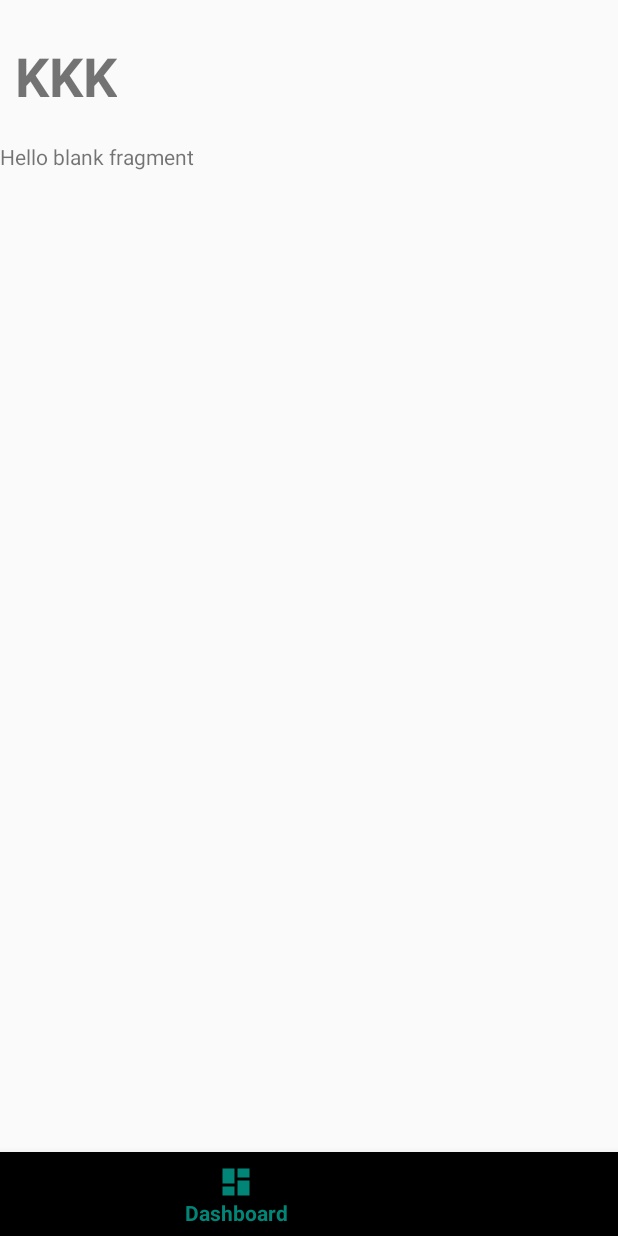
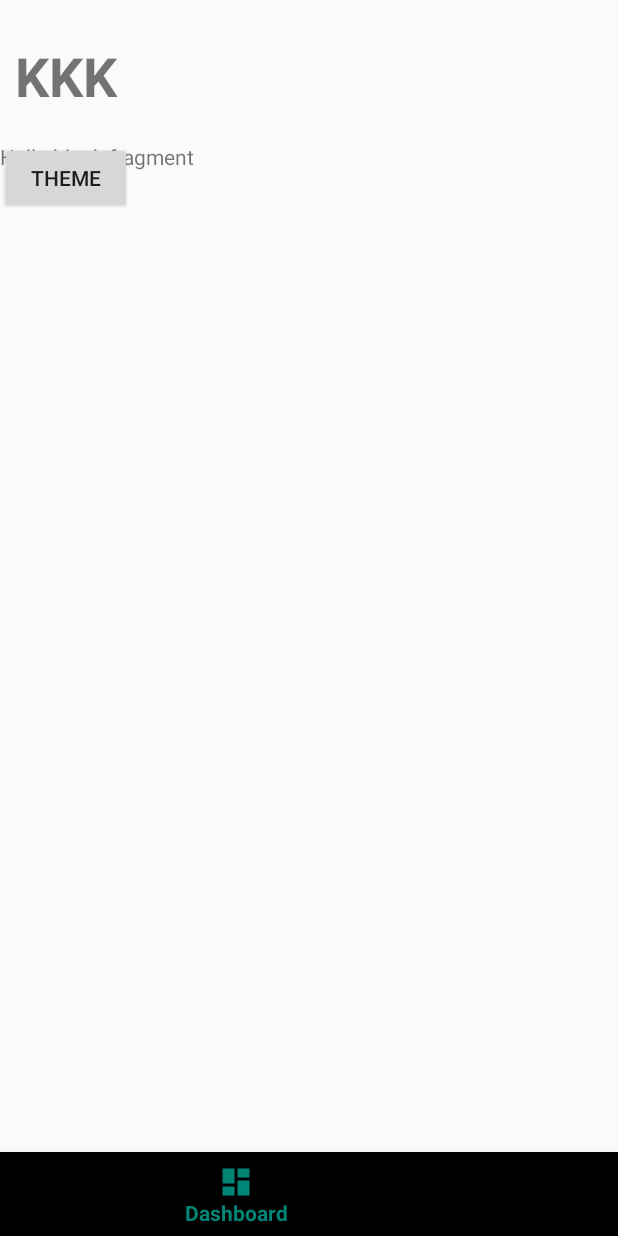
Before and after one commit to BonnyWang/PhotonLab-Android, an Android app: the Themes screen opened directly, with no data from a screen before it, item 2 of the bottom bar chosen, on a phone screen of 412 x 824 dp. Run offline under Robolectric (Android 15) with nearby library versions, the phone set to English and light mode, and no system bars.

Commit message:
Fragment Overlap problem solved Fragment Animation problem solved

```diff
--- a/app/src/main/java/com/example/myapplication/Themes.java
+++ b/app/src/main/java/com/example/myapplication/Themes.java
@@ -26,6 +26,8 @@ import android.view.LayoutInflater;
 import android.view.MenuItem;
 import android.view.View;
 import android.view.ViewGroup;
+import android.view.animation.Animation;
+import android.view.animation.AnimationUtils;
 import android.widget.Button;
 import android.widget.ImageView;
 import android.widget.LinearLayout;
@@ -55,6 +57,10 @@ public class Themes extends AppCompatActivity {
 
     //Fragment Test - Bonny
     Fragment fragment;
+    Fragment fragment_Theme;
+    Button buttontest;
+
+
 
 
     private BottomNavigationView.OnNavigationItemSelectedListener mOnNavigationItemSelectedListener
@@ -65,15 +71,20 @@ public class Themes extends AppCompatActivity {
             switch (item.getItemId()) {
                 case R.id.navigation_home:
                     //to_Main();
-                    fragment = new Fragment_Theme();
-                    FragmentManager fm = getSupportFragmentManager();
-                    FragmentTransaction ft = fm.beginTransaction();
-                    ft.replace(R.id.fgm_Theme, fragment);
-                    ft.commit();
+                    fragment_Theme = new Fragment_Theme();
+                    FragmentTransaction ft1 = getSupportFragmentManager().beginTransaction();
+                    ft1.setCustomAnimations(android.R.anim.slide_in_left, android.R.anim.slide_out_right);
+                    ft1.replace(R.id.fgm_Theme, fragment_Theme);
+                    ft1.commit();
                     mTextMessage.setText(R.string.title_home);
                     return true;
                 case R.id.navigation_dashboard:
                     mTextMessage.setText("KKK");
+                    fragment = new Fragment_Control();
+                    FragmentTransaction ft2 = getSupportFragmentManager().beginTransaction();
+                    ft2.setCustomAnimations(R.anim.slide_in_right, R.anim.slide_out_left);
+                    ft2.replace(R.id.fgm_Theme, fragment);
+                    ft2.commit();
                     return true;
                 case R.id.navigation_notifications:
                     mTextMessage.setText(R.string.title_notifications);
--- /dev/null
+++ b/app/src/main/res/anim/slide_in_right.xml
@@ -0,0 +1,7 @@
+<?xml version="1.0" encoding="utf-8"?>
+<set xmlns:android="http://schemas.android.com/apk/res/android">
+    <translate android:fromXDelta="50%p" android:toXDelta="0"
+        android:duration="@android:integer/config_mediumAnimTime"/>
+    <alpha android:fromAlpha="0.0" android:toAlpha="1.0"
+        android:duration="@android:integer/config_mediumAnimTime" />
+</set>
--- /dev/null
+++ b/app/src/main/res/anim/slide_out_left.xml
@@ -0,0 +1,7 @@
+<?xml version="1.0" encoding="utf-8"?>
+<set xmlns:android="http://schemas.android.com/apk/res/android">
+    <translate android:fromXDelta="0" android:toXDelta="-50%p"
+        android:duration="@android:integer/config_mediumAnimTime"/>
+    <alpha android:fromAlpha="1.0" android:toAlpha="0.0"
+        android:duration="@android:integer/config_mediumAnimTime" />
+</set>
--- a/app/src/main/res/layout/activity_themes.xml
+++ b/app/src/main/res/layout/activity_themes.xml
@@ -25,8 +25,8 @@ tools:context=".MainActivity">
             android:layout_height="match_parent"
             android:layout_above="@+id/nav_view">
 
-            <fragment
-                android:name = "com.example.myapplication.Fragment_Control"
+            <FrameLayout
+
                 android:id="@+id/fgm_Theme"
                 android:layout_width="match_parent"
                 android:layout_height="match_parent"
--- a/app/src/main/res/layout/fragment__control_layout.xml
+++ b/app/src/main/res/layout/fragment__control_layout.xml
@@ -7,8 +7,15 @@
 
     <!-- TODO: Update blank fragment layout -->
     <TextView
+        android:id="@+id/Theme_Button"
         android:layout_width="match_parent"
         android:layout_height="match_parent"
         android:text="@string/hello_blank_fragment" />
 
+    <Button
+        android:id="@+id/button"
+        android:layout_width="wrap_content"
+        android:layout_height="wrap_content"
+        android:text="@string/title_Theme" />
+
 </FrameLayout>
```
